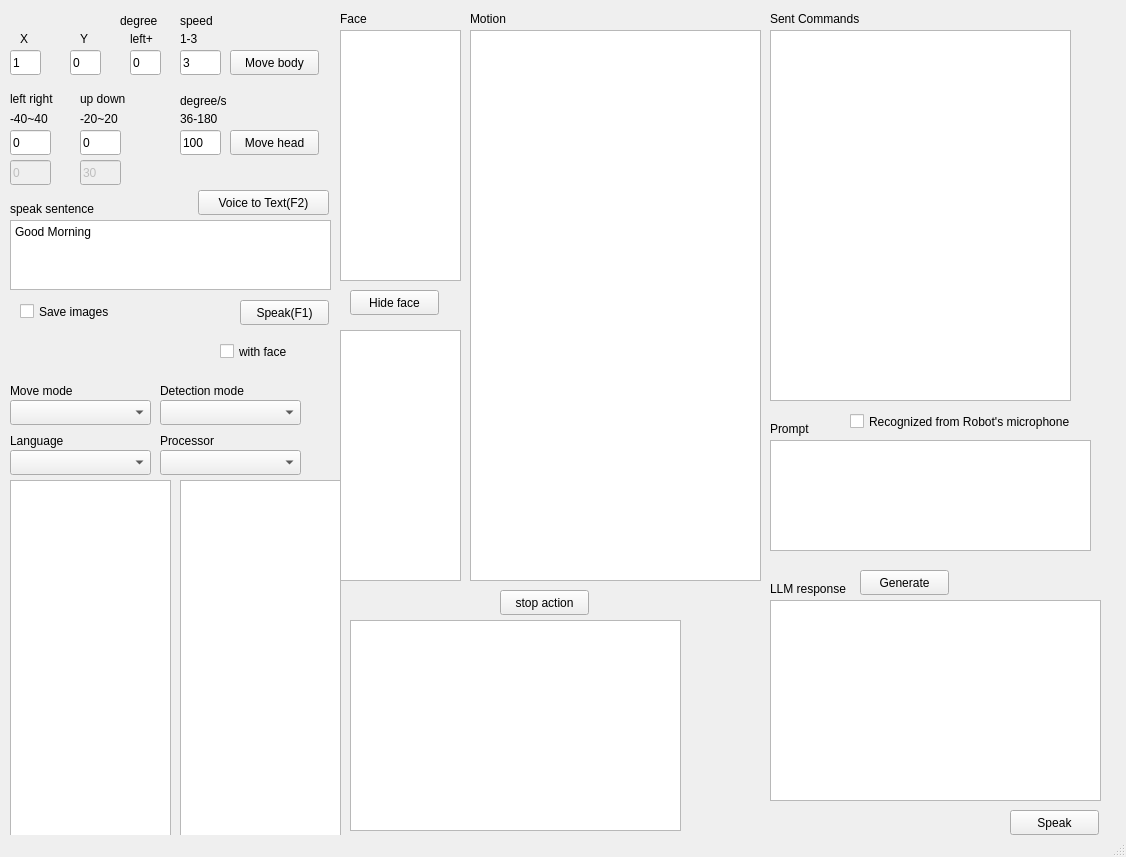
Before: the Qt Designer form Server/Kebbi/mainwindow.ui in yangchihyuan/RobotNurseHelper, drawn with Qt 5.
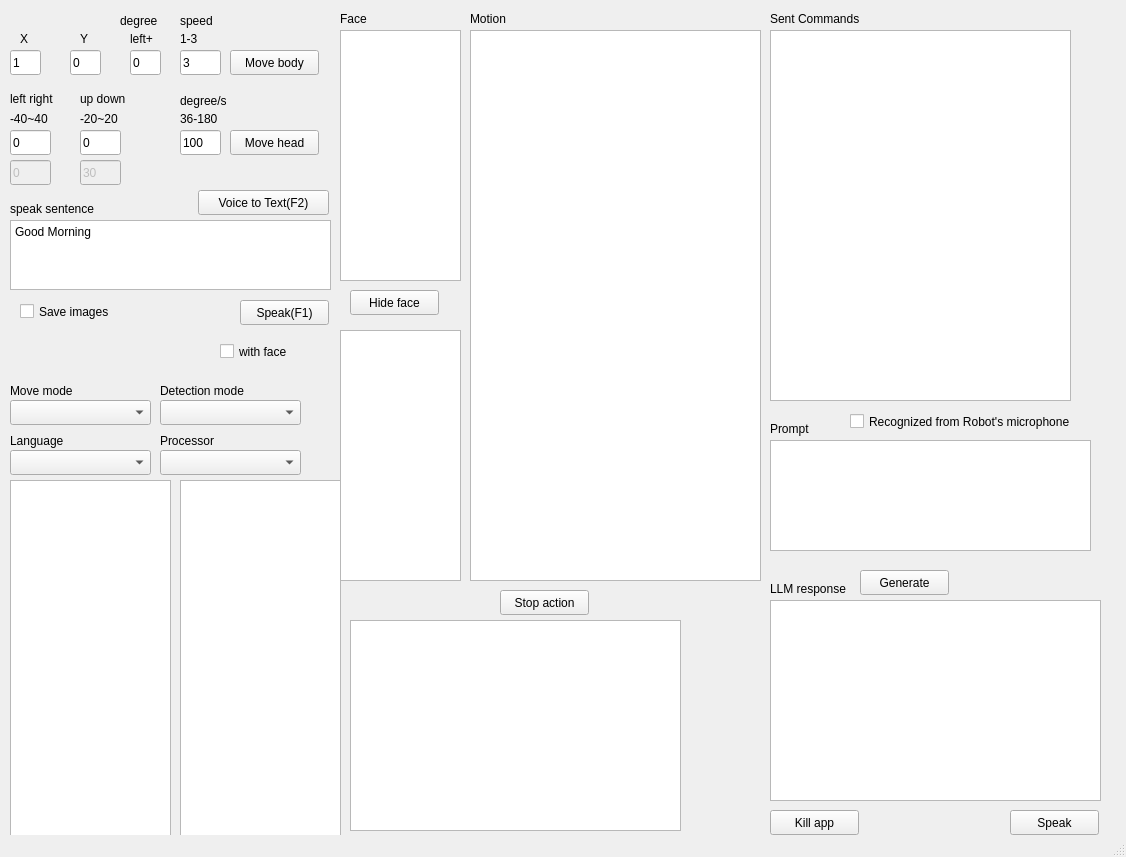
After: the same form once the commit is applied.

Commit message: add killapp feature

Diff of the .ui file:
```diff
--- a/Server/Kebbi/mainwindow.ui
+++ b/Server/Kebbi/mainwindow.ui
@@ -565,7 +565,7 @@
      </rect>
     </property>
     <property name="text">
-     <string>stop action</string>
+     <string>Stop action</string>
     </property>
    </widget>
    <widget class="QPushButton" name="pushButton_voice_to_text">
@@ -678,7 +678,7 @@
      <rect>
       <x>850</x>
       <y>410</y>
-      <width>231</width>
+      <width>261</width>
       <height>23</height>
      </rect>
     </property>
@@ -813,6 +813,19 @@
      </rect>
     </property>
    </widget>
+   <widget class="QPushButton" name="pushButton_killapp">
+    <property name="geometry">
+     <rect>
+      <x>770</x>
+      <y>810</y>
+      <width>89</width>
+      <height>25</height>
+     </rect>
+    </property>
+    <property name="text">
+     <string>Kill app</string>
+    </property>
+   </widget>
   </widget>
   <widget class="QStatusBar" name="statusbar"/>
  </widget>
```
The commit also changes 9 other files.
